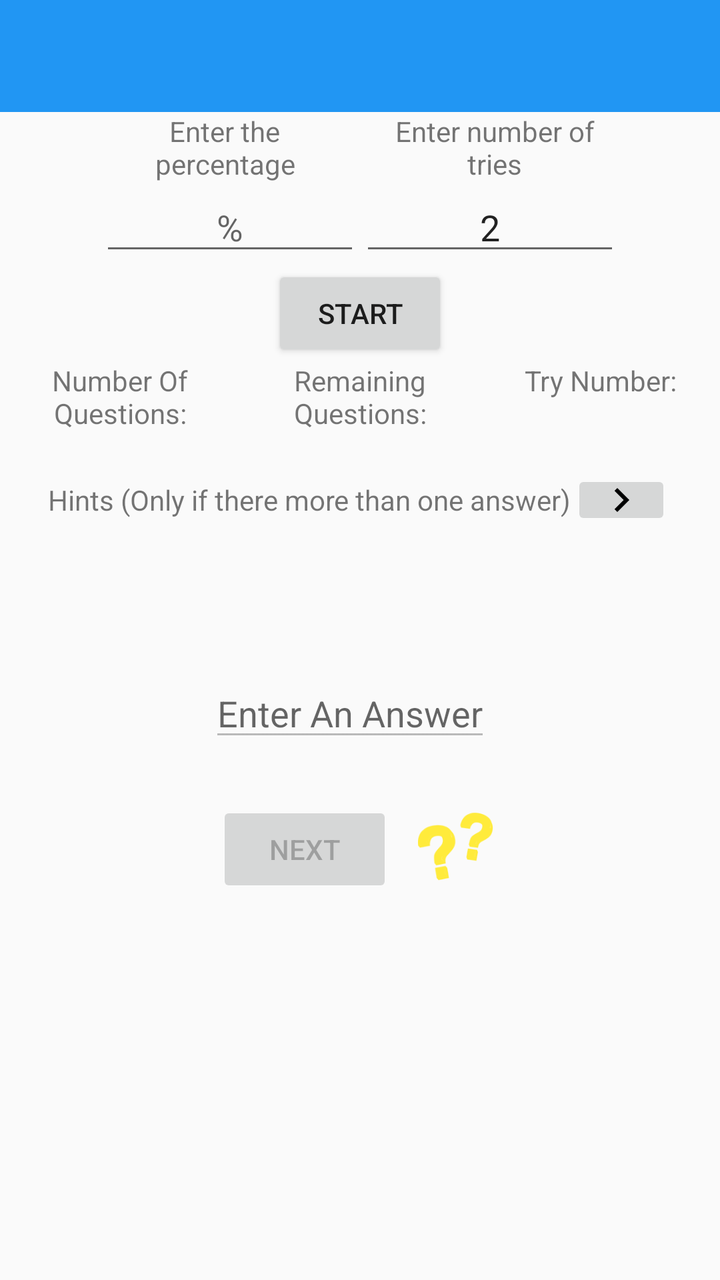
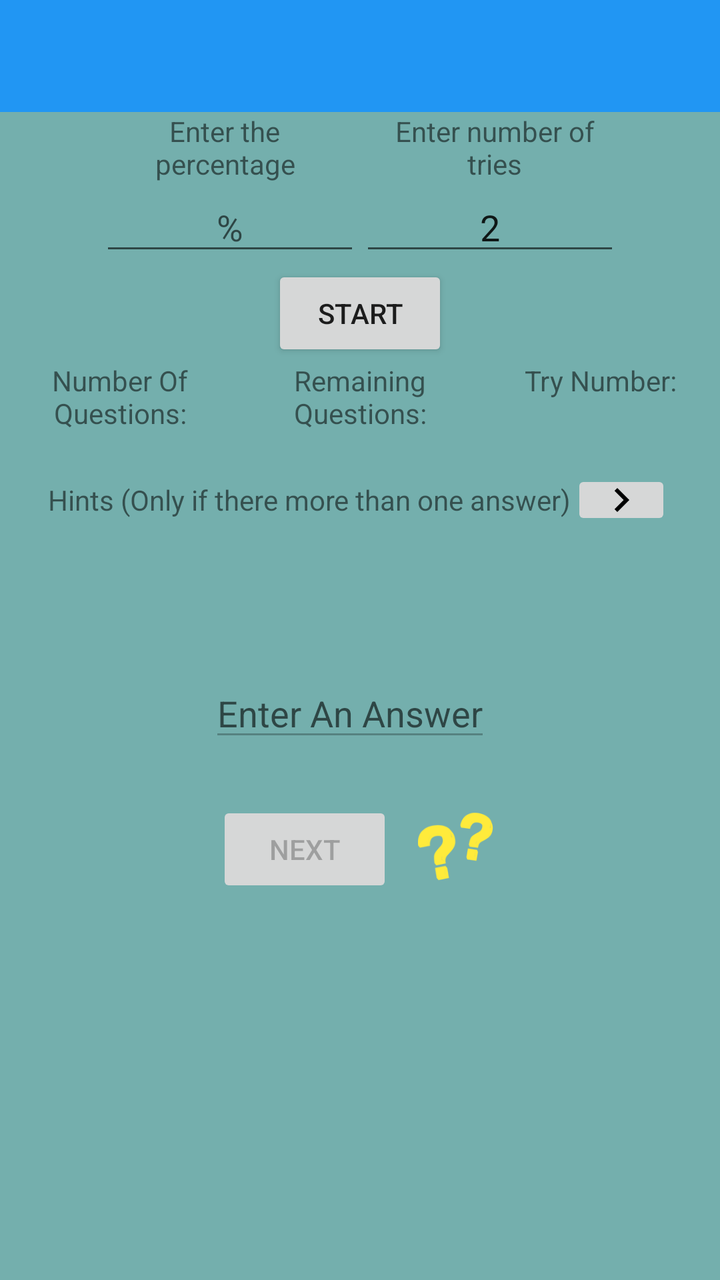

Compare the two renders of this Android layout. The source of the first and the diff that turns it into the second are given below.
<!-- AndroidManifest.xml: application theme AppTheme -->
<!-- res/layout/activity_test.xml -->
<?xml version="1.0" encoding="utf-8"?>
<LinearLayout xmlns:android="http://schemas.android.com/apk/res/android"
    android:layout_width="match_parent"
    android:layout_height="match_parent"
    android:orientation="vertical">

    <android.support.v7.widget.Toolbar xmlns:app="http://schemas.android.com/apk/res-auto"
        android:id="@+id/toolbar"
        android:layout_width="fill_parent"
        android:layout_height="?attr/actionBarSize"
        android:background="?attr/colorPrimary"
        android:minHeight="?attr/actionBarSize" />

    <ScrollView
        android:layout_width="match_parent"
        android:layout_height="match_parent">


        <LinearLayout
            android:layout_width="match_parent"
            android:layout_height="wrap_content"
            android:orientation="vertical"
            >

                <TableLayout
                    android:layout_width="match_parent"
                    android:layout_height="wrap_content"
                    android:layout_gravity="center"
                    android:layout_marginLeft="50dp"
                    android:layout_marginRight="50dp">

                    <TableRow
                        android:layout_width="match_parent"
                        android:layout_height="match_parent">

                        <TextView
                            android:layout_width="0dp"
                            android:layout_height="wrap_content"
                            android:layout_marginRight="10dp"
                            android:layout_weight="1"
                            android:gravity="center"
                            android:text="@string/enter_percentage" />

                        <TextView
                            android:layout_width="0dp"
                            android:layout_height="wrap_content"
                            android:layout_weight="1"
                            android:gravity="center"
                            android:text="@string/enter_tries_number" />
                    </TableRow>

                    <TableRow
                        android:layout_width="match_parent"
                        android:layout_height="match_parent">

                        <EditText
                            android:id="@+id/enter_percent"
                            android:layout_width="0dp"
                            android:layout_height="wrap_content"
                            android:layout_weight="1"
                            android:gravity="center"
                            android:hint="@string/from_entries"
                            android:numeric="decimal"
                            android:imeOptions="flagNoExtractUi"/>

                        <EditText
                            android:id="@+id/enter_tries"
                            android:layout_width="0dp"
                            android:layout_height="wrap_content"
                            android:layout_weight="1"
                            android:gravity="center"
                            android:numeric="integer"
                            android:text="@string/default_number_of_tries"
                            android:imeOptions="flagNoExtractUi"/>
                    </TableRow>

                </TableLayout>




            <LinearLayout
                android:layout_width="wrap_content"
                android:layout_height="wrap_content"
                android:layout_gravity="center"
                android:orientation="horizontal">

            </LinearLayout>

            <Button
                android:id="@+id/start"
                android:layout_width="wrap_content"
                android:layout_height="wrap_content"
                android:layout_gravity="center"
                android:text="@string/start" />

            <TableLayout
                android:layout_width="match_parent"
                android:layout_height="wrap_content"
                android:layout_gravity="center">

                <TableRow
                    android:layout_width="match_parent"
                    android:layout_height="match_parent">

                    <TextView
                        android:layout_width="0dp"
                        android:layout_height="wrap_content"
                        android:layout_weight="1"
                        android:gravity="center"
                        android:text="@string/number_of_questions" />

                    <TextView
                        android:layout_width="0dp"
                        android:layout_height="wrap_content"
                        android:layout_weight="1"
                        android:gravity="center"
                        android:text="@string/remaining_questions" />

                    <TextView
                        android:layout_width="0dp"
                        android:layout_height="wrap_content"
                        android:layout_weight="1"
                        android:gravity="center"
                        android:text="@string/try_number" />
                </TableRow>

                <TableRow
                    android:layout_width="match_parent"
                    android:layout_height="match_parent">

                    <TextView
                        android:id="@+id/number_of_questions"
                        android:layout_width="0dp"
                        android:layout_height="wrap_content"
                        android:layout_gravity="center"
                        android:layout_weight="1"
                        android:gravity="center"
                        android:textColor="#FF0000" />

                    <TextView
                        android:id="@+id/remaining_question_counter"
                        android:layout_width="0dp"
                        android:layout_height="wrap_content"
                        android:layout_gravity="center"
                        android:layout_weight="1"
                        android:gravity="center"
                        android:textColor="#FF0000" />

                    <TextView
                        android:id="@+id/trys"
                        android:layout_width="0dp"
                        android:layout_height="wrap_content"
                        android:layout_gravity="center"
                        android:layout_weight="1"
                        android:gravity="center"
                        android:textColor="#FF0000" />

                </TableRow>

            </TableLayout>

            <TableLayout
                android:layout_width="match_parent"
                android:layout_height="wrap_content"
                android:layout_gravity="center">

                <TableRow
                    android:layout_width="match_parent"
                    android:layout_height="match_parent"
                    android:layout_gravity="center"
                    android:gravity="center">

                    <TextView
                        android:layout_width="match_parent"
                        android:layout_height="wrap_content"
                        android:layout_gravity="center"
                        android:gravity="center"
                        android:text="@string/hints" />
                    <ImageButton
                        android:id="@+id/next_hint"
                        android:layout_width="50dp"
                        android:layout_height="30dp"
                        android:src="@drawable/ic_navigate_next_black_24dp"
                        android:enabled="false"/>
                </TableRow>

                <TableRow
                    android:layout_width="match_parent"
                    android:layout_height="match_parent"
                    android:layout_gravity="center"
                    android:gravity="center">

                    <TextView
                        android:id="@+id/hint_if_there_is_more_than_one_answer"
                        android:layout_width="match_parent"
                        android:layout_height="wrap_content"
                        android:layout_gravity="center"
                        android:gravity="center" />


                </TableRow>

            </TableLayout>
            

            <LinearLayout
                android:layout_width="match_parent"
                android:layout_height="wrap_content"
                android:layout_gravity="center"
                android:orientation="vertical">

                

                <TextView
                    android:id="@+id/display_question"
                    android:layout_width="match_parent"
                    android:layout_height="wrap_content"
                    android:layout_marginTop="10dp"
                    android:gravity="center"
                    android:minLines="1"
                    android:scrollbarAlwaysDrawVerticalTrack="true"
                    android:textSize="30sp" />


            </LinearLayout>

            

            <LinearLayout
                android:layout_width="wrap_content"
                android:layout_height="wrap_content"
                android:layout_gravity="center"
                android:orientation="horizontal"
                android:layout_marginBottom="25dp">

                <EditText
                    android:id="@+id/enter_answer"
                    android:layout_width="0dp"
                    android:layout_height="wrap_content"
                    android:layout_gravity="center"
                    android:layout_marginRight="10dp"
                    android:layout_weight="1"
                    android:hint="@string/enter_an_answer"
                    android:minLines="1"
                    android:enabled="false"
                    android:scrollbarAlwaysDrawVerticalTrack="true"
                    android:imeOptions="flagNoExtractUi"/>

                

            </LinearLayout>

            <LinearLayout
                android:layout_width="wrap_content"
                android:layout_height="wrap_content"
                android:layout_gravity="center"
                android:orientation="horizontal">

                <Button
                    android:id="@+id/next"
                    android:layout_width="wrap_content"
                    android:layout_height="wrap_content"
                    android:layout_gravity="center"
                    android:layout_marginEnd="10dp"
                    android:layout_marginRight="10dp"
                    android:enabled="false"
                    android:text="@string/next" />
                <ImageView
                    android:id="@+id/image_result"
                    android:layout_width="45dp"
                    android:layout_height="45dp"
                    android:layout_gravity="center"
                    android:src="@drawable/ic_question_marks" />
            </LinearLayout>

        </LinearLayout>
    </ScrollView>

</LinearLayout>
<!-- resources referenced by this layout -->
<resources>
  <!-- drawable ic_navigate_next_black_24dp: png bitmap (drawable-hdpi, 128 bytes) -->
  <!-- drawable ic_question_marks: png bitmap (drawable-hdpi, 3010 bytes) -->
  <string name="default_number_of_tries">2</string>
  <string name="enter_an_answer">Enter An Answer</string>
  <string name="enter_percentage">Enter the percentage</string>
  <string name="enter_tries_number">Enter number of tries</string>
  <string name="from_entries">%</string>
  <string name="hints">Hints (Only if there more than one answer)</string>
  <string name="next">Next</string>
  <string name="number_of_questions">Number Of Questions:</string>
  <string name="remaining_questions">Remaining Questions:</string>
  <string name="start">Start</string>
  <string name="try_number">Try Number:</string>
  <style name="AppTheme" parent="MyTheme.Base">
      </style>
  <style name="MyTheme.Base" parent="Theme.AppCompat.Light.DarkActionBar">
          <item name="windowNoTitle">true</item>
          <item name="windowActionBar">false</item>
          <item name="colorPrimary">#2196F3</item>
          <item name="colorPrimaryDark">#1976D2</item>
          <item name="colorAccent">#FF4081</item>
      </style>
</resources>

<!-- the commit's change to res/layout/activity_test.xml (unified diff, before → after) -->
@@ -2,7 +2,8 @@
 <LinearLayout xmlns:android="http://schemas.android.com/apk/res/android"
     android:layout_width="match_parent"
     android:layout_height="match_parent"
-    android:orientation="vertical">
+    android:orientation="vertical"
+    android:background="#74AFAD">
 
     <android.support.v7.widget.Toolbar xmlns:app="http://schemas.android.com/apk/res-auto"
         android:id="@+id/toolbar"
@@ -166,6 +167,7 @@
                 android:layout_gravity="center">
 
                 <TableRow
+                    android:id="@+id/hint_table_row"
                     android:layout_width="match_parent"
                     android:layout_height="match_parent"
                     android:layout_gravity="center"
